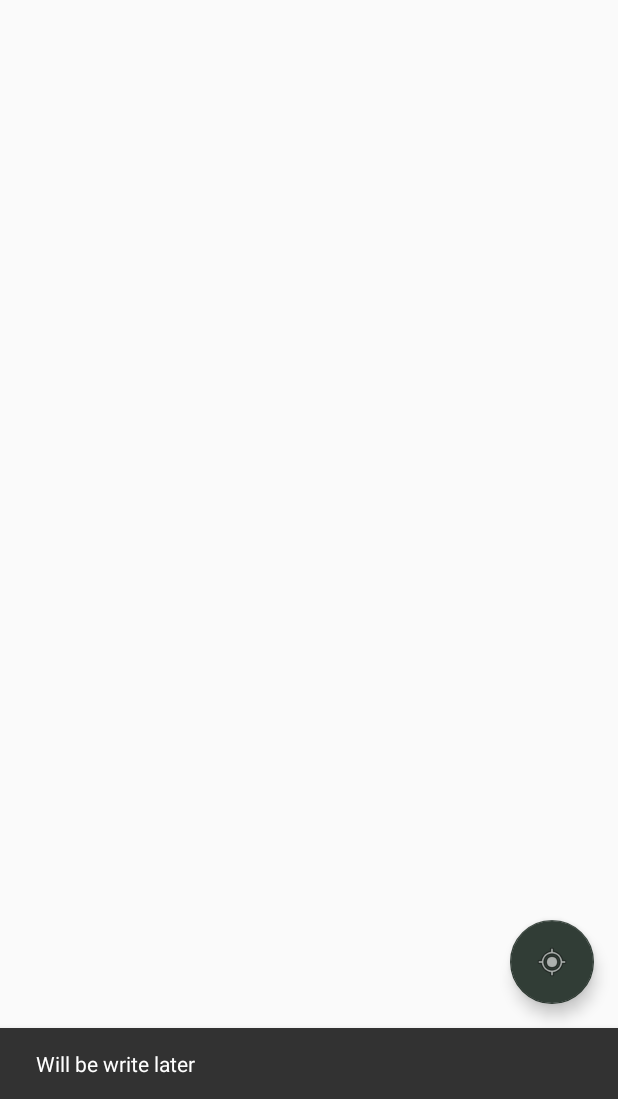
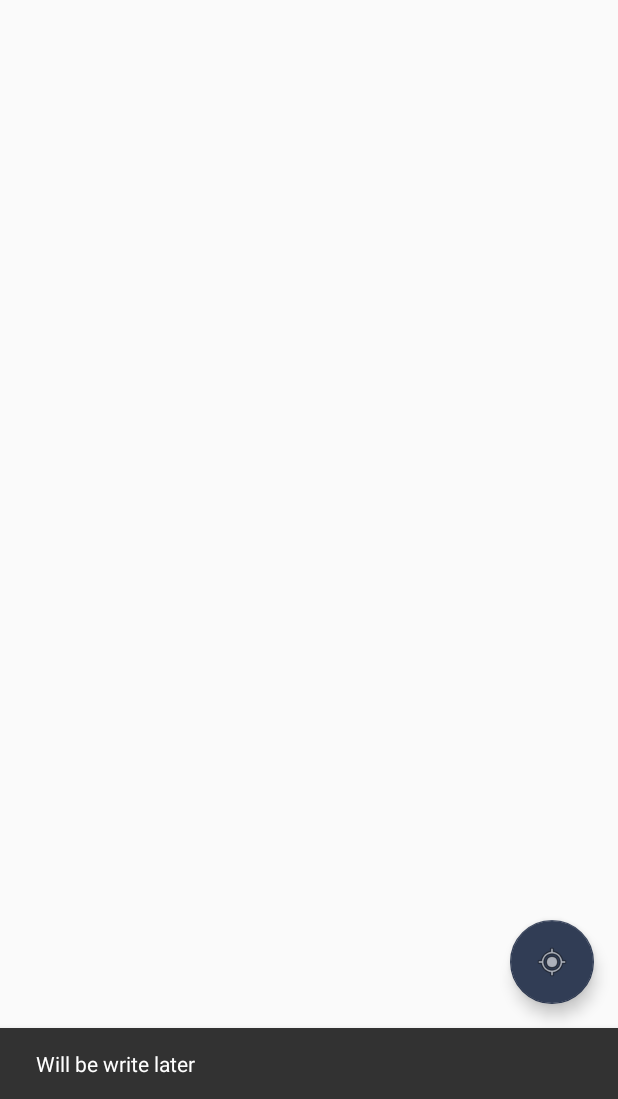
Before and after one commit to thanh-ha-van/MYAP, an Android app: the MainActivity screen opened directly, with no data from a screen before it, after a tap on an icon or button, on a phone screen of 412 x 824 dp, the part 137-1236 px from its top. Run offline under Robolectric (Android 15) with nearby library versions, the light colour scheme and no system bars.

Commit message:
Charge colors. just to split couse1 to restructure some activities. Will be merged soon!

```diff
--- a/app/src/main/java/com/example/havan/mytrafficmap/MainActivity.java
+++ b/app/src/main/java/com/example/havan/mytrafficmap/MainActivity.java
@@ -92,7 +92,7 @@ public class MainActivity extends AppCompatActivity
         } else if (id == R.id.nav_send) {
 
         }
-
+// will be write later
         DrawerLayout drawer = (DrawerLayout) findViewById(R.id.drawer_layout);
         drawer.closeDrawer(GravityCompat.START);
         return true;
--- a/app/src/main/java/com/example/havan/mytrafficmap/SearchResultActivity.java
+++ b/app/src/main/java/com/example/havan/mytrafficmap/SearchResultActivity.java
@@ -23,7 +23,7 @@ public class SearchResultActivity extends AppCompatActivity {
 
         if (Intent.ACTION_SEARCH.equals(intent.getAction())) {
             String query = intent.getStringExtra(SearchManager.QUERY);
-            //use the query to search your data somehow
+            //use the query to search data somehow
         }
     }
 }
--- a/app/src/main/res/values/colors.xml
+++ b/app/src/main/res/values/colors.xml
@@ -1,7 +1,7 @@
 <?xml version="1.0" encoding="utf-8"?>
 <resources>
     <color name="colorPrimary">#313d36</color>
-    <color name="colorPrimaryDark">#313d36</color>
-    <color name="colorAccent">#313d36</color>
+    <color name="colorPrimaryDark">#315d33</color>
+    <color name="colorAccent">#313d55</color>
     <color name="transparent">@android:color/transparent</color>
 </resources>
--- a/app/src/main/res/values/strings.xml
+++ b/app/src/main/res/values/strings.xml
@@ -4,7 +4,6 @@
     <string name="navigation_drawer_open">Open navigation drawer</string>
     <string name="navigation_drawer_close">Close navigation drawer</string>
     <string name="my_name">Ha Van Thanh</string>
-    <string name="action_settings">Settings</string>
     <string name="server_client_id">945104725933-vh1vr0ht6e3j6kpsrknb407gki63q49s.apps.googleusercontent.com</string>
     <string name="search_title">Search:...</string>
     <string name="search_hint">Search:...</string>
```
